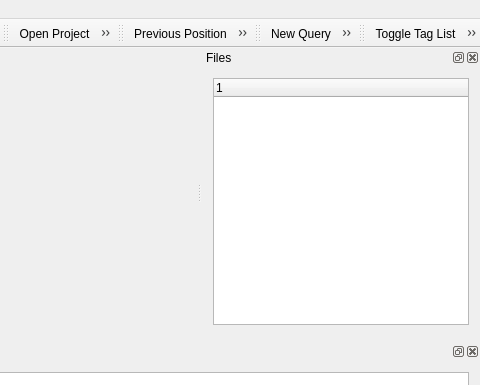
This is view/mainwindow.ui in doganckaratas/kscope-ng as Qt 5 draws it before an edit; both pictures show x 670 to 1150 and y 0 to 385 of the 1150 by 597 pixel window. The edited form follows.
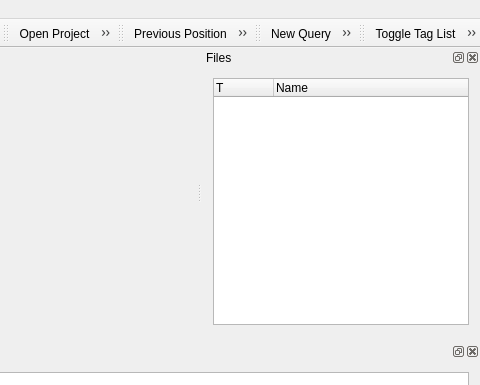
This is the edited form. Icons and pictures are not drawn.

Commit message: We now filling files view

Patch:
```diff
--- a/view/mainwindow.ui
+++ b/view/mainwindow.ui
@@ -305,9 +305,26 @@
     <layout class="QVBoxLayout" name="verticalLayout_10">
      <item>
       <widget class="QTreeWidget" name="treeFiles">
+       <property name="animated">
+        <bool>true</bool>
+       </property>
+       <attribute name="headerDefaultSectionSize">
+        <number>60</number>
+       </attribute>
+       <attribute name="headerMinimumSectionSize">
+        <number>20</number>
+       </attribute>
+       <attribute name="headerShowSortIndicator" stdset="0">
+        <bool>false</bool>
+       </attribute>
        <column>
         <property name="text">
-         <string notr="true">1</string>
+         <string>T</string>
+        </property>
+       </column>
+       <column>
+        <property name="text">
+         <string notr="true">Name</string>
         </property>
        </column>
       </widget>
```
Left out of the diff: 2 changed lines with no effect on the pictures. The commit also changes 2 other files.
